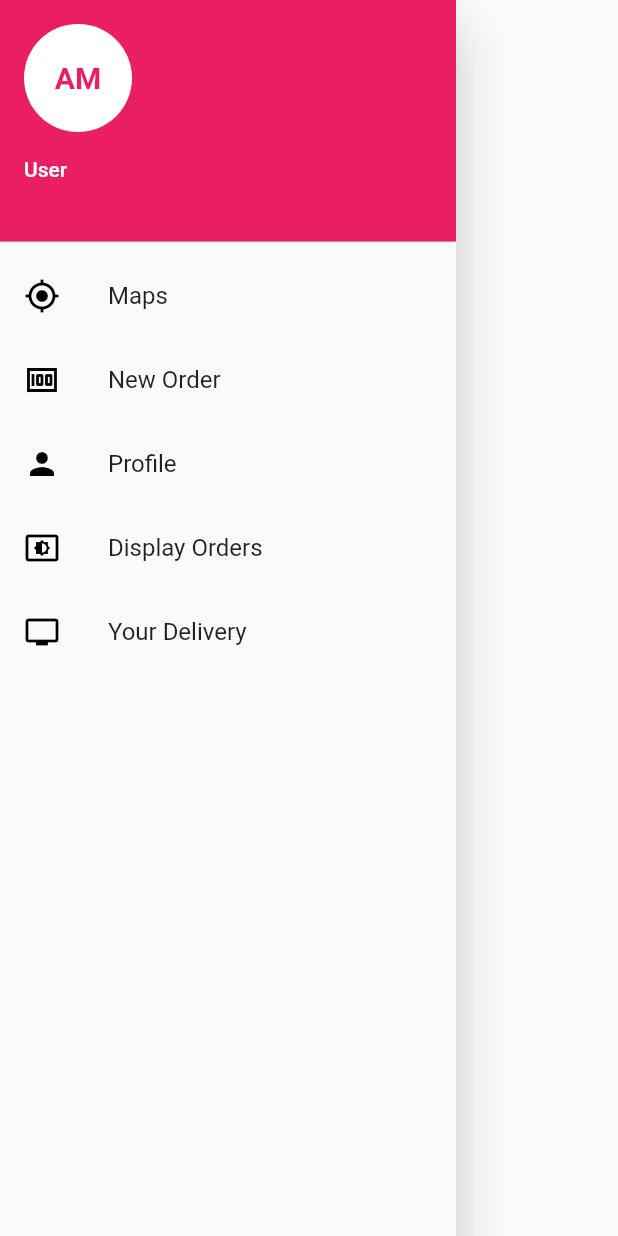
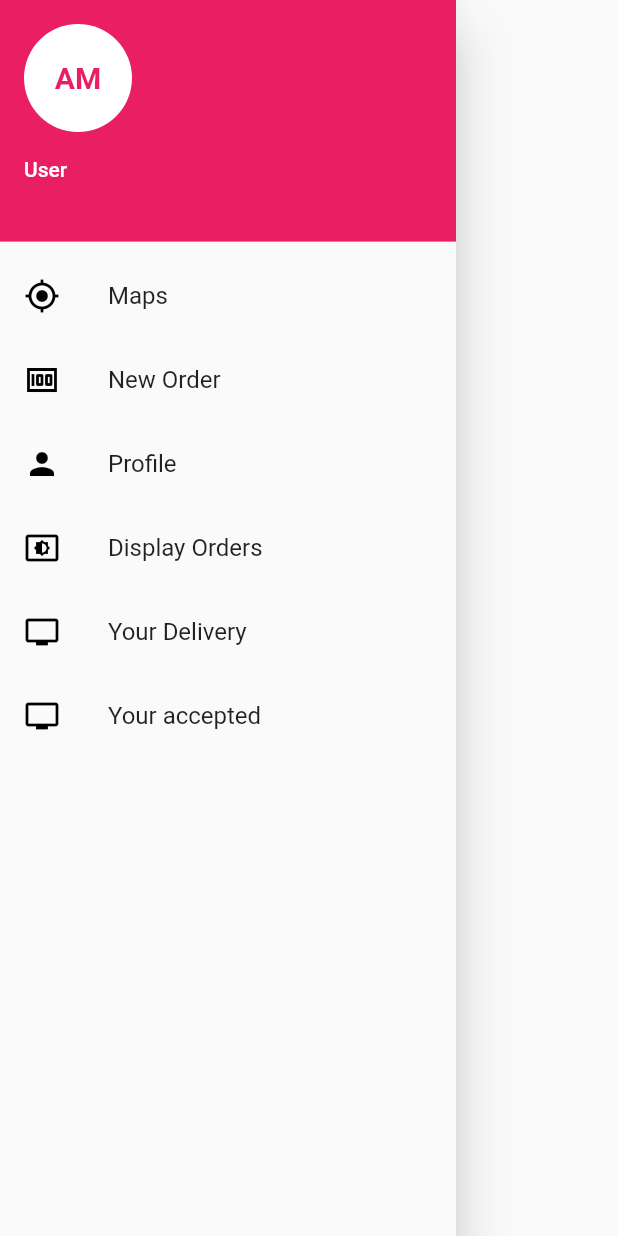
Before and after one commit to saru-d2/trashUber, a Flutter app: the MainDrawer widget shown alone on an empty page, opened directly, on a phone screen of 412 x 824 dp. Run offline on Flutter 3.47's test engine with Material 2 defaults, Android fonts, the phone set to English and light mode, and no system bars; our stand-ins replace cloud_firestore, dropdown_formfield, firebase_auth, flutter_signin_button, flutter_spinkit, geolocator and 3 more; accounts and stored records are empty.

Commit message:
added small changes

```diff
--- a/lib/shared/dropdown.dart
+++ b/lib/shared/dropdown.dart
@@ -117,6 +117,23 @@ class MainDrawer extends StatelessWidget {
               },
             ),
           ),
+          InkWell(
+            onTap: () {},
+            child: ListTile(
+              leading: Icon(
+                Icons.personal_video,
+                color: Colors.black,
+              ),
+              title: Text("Your accepted"),
+              onTap: () async {
+                final user = await _auth.getUser();
+                Navigator.push(context, MaterialPageRoute(builder: (context) {
+                  return new DisplayAccepted(type: "accepted", uid: user.uid);
+                }));
+              },
+            ),
+          ),
+
           /*
           ListTile(
 
```
